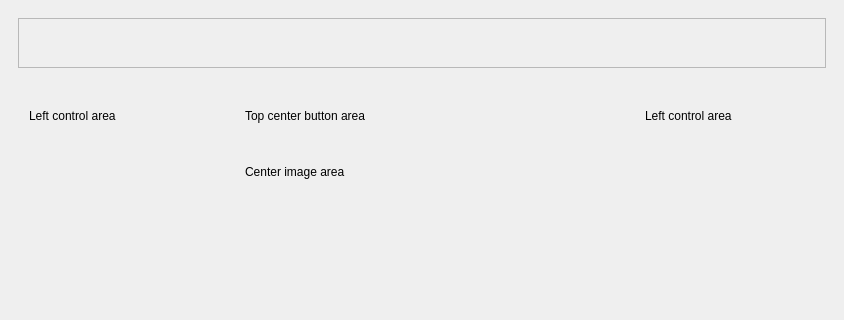
WasatchPhotonics/MicroAngio, file microangio/assets/microangio_layout.ui: the form before one commit; both pictures show x 0 to 844 and y 0 to 320 of the 844 by 647 pixel window.
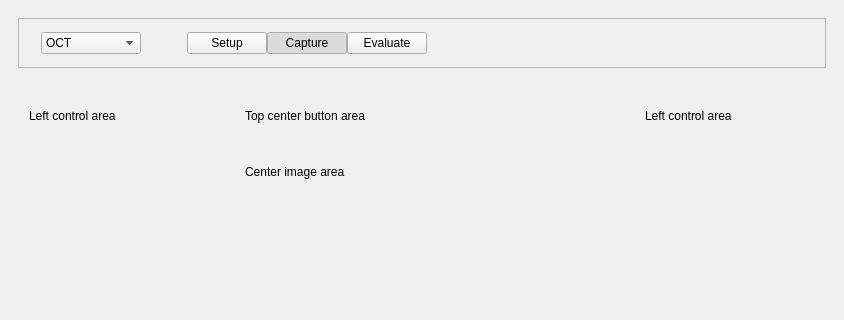
The form after the commit. The open tabs and pages were chosen to show the change. Icons and pictures are not drawn.

Commit message: basic grid layout with top bar controls

Patch:
```diff
--- a/microangio/assets/microangio_layout.ui
+++ b/microangio/assets/microangio_layout.ui
@@ -29,7 +29,7 @@
         <height>60</height>
        </size>
       </property>
-      <property name="currentIndex">
+      <property name="lineWidth">
        <number>0</number>
       </property>
       <widget class="QWidget" name="page_9">
@@ -54,6 +54,124 @@
           <property name="frameShadow">
            <enum>QFrame::Raised</enum>
           </property>
+          <layout class="QHBoxLayout" name="horizontalLayout_7">
+           <item>
+            <widget class="QLabel" name="label_8">
+             <property name="text">
+              <string/>
+             </property>
+             <property name="pixmap">
+              <pixmap resource="wasatch_logo_resources.qrc">:/logos/images/logos/110x36_wp_angio.png</pixmap>
+             </property>
+            </widget>
+           </item>
+           <item>
+            <widget class="QComboBox" name="comboBox_3">
+             <property name="currentIndex">
+              <number>1</number>
+             </property>
+             <item>
+              <property name="text">
+               <string>Hardware</string>
+              </property>
+             </item>
+             <item>
+              <property name="text">
+               <string>OCT</string>
+              </property>
+             </item>
+             <item>
+              <property name="text">
+               <string>Angiography</string>
+              </property>
+             </item>
+            </widget>
+           </item>
+           <item>
+            <spacer name="horizontalSpacer_4">
+             <property name="orientation">
+              <enum>Qt::Horizontal</enum>
+             </property>
+             <property name="sizeType">
+              <enum>QSizePolicy::Fixed</enum>
+             </property>
+             <property name="sizeHint" stdset="0">
+              <size>
+               <width>40</width>
+               <height>20</height>
+              </size>
+             </property>
+            </spacer>
+           </item>
+           <item>
+            <widget class="QFrame" name="frame_6">
+             <property name="frameShape">
+              <enum>QFrame::NoFrame</enum>
+             </property>
+             <property name="frameShadow">
+              <enum>QFrame::Raised</enum>
+             </property>
+             <layout class="QHBoxLayout" name="horizontalLayout_8">
+              <property name="spacing">
+               <number>0</number>
+              </property>
+              <property name="margin">
+               <number>0</number>
+              </property>
+              <item>
+               <layout class="QHBoxLayout" name="horizontalLayout_9">
+                <item>
+                 <widget class="QPushButton" name="pushButton_3">
+                  <property name="text">
+                   <string>Setup</string>
+                  </property>
+                  <property name="checkable">
+                   <bool>true</bool>
+                  </property>
+                 </widget>
+                </item>
+                <item>
+                 <widget class="QPushButton" name="pushButton_7">
+                  <property name="text">
+                   <string>Capture</string>
+                  </property>
+                  <property name="checkable">
+                   <bool>true</bool>
+                  </property>
+                  <property name="checked">
+                   <bool>true</bool>
+                  </property>
+                 </widget>
+                </item>
+                <item>
+                 <widget class="QPushButton" name="pushButton_8">
+                  <property name="text">
+                   <string>Evaluate</string>
+                  </property>
+                  <property name="checkable">
+                   <bool>true</bool>
+                  </property>
+                 </widget>
+                </item>
+               </layout>
+              </item>
+             </layout>
+            </widget>
+           </item>
+           <item>
+            <spacer name="horizontalSpacer_5">
+             <property name="orientation">
+              <enum>Qt::Horizontal</enum>
+             </property>
+             <property name="sizeHint" stdset="0">
+              <size>
+               <width>40</width>
+               <height>20</height>
+              </size>
+             </property>
+            </spacer>
+           </item>
+          </layout>
          </widget>
         </item>
        </layout>
```
Left out of the diff: 12 changed lines with no effect on the pictures. The commit also changes 1 other file.
